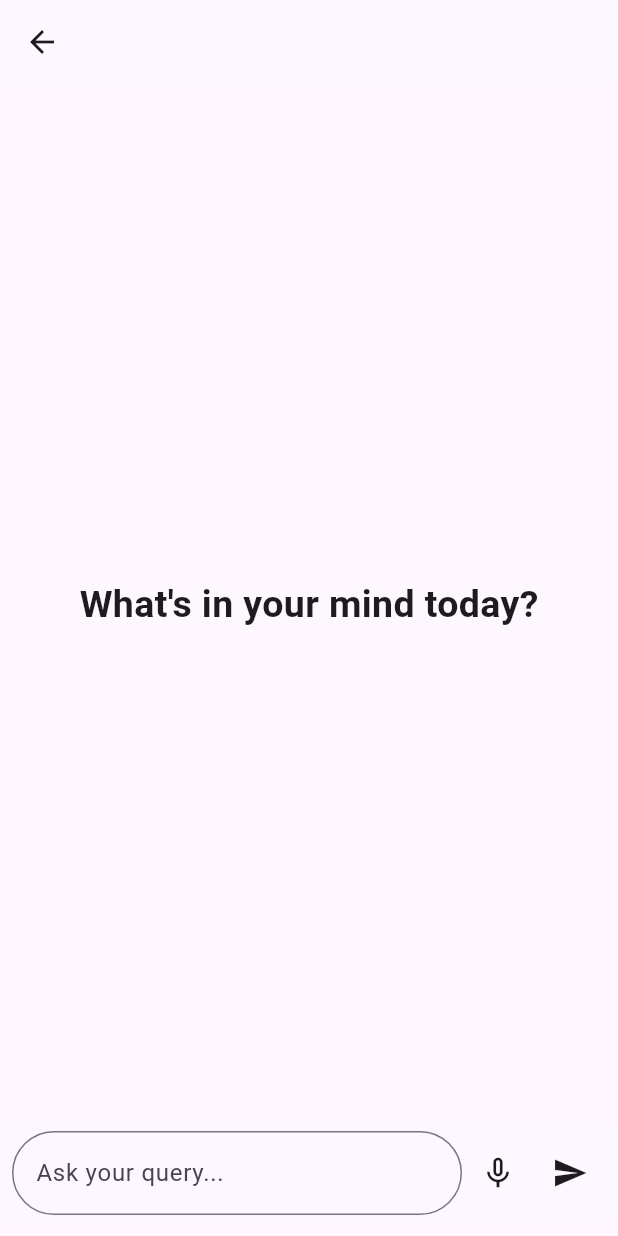
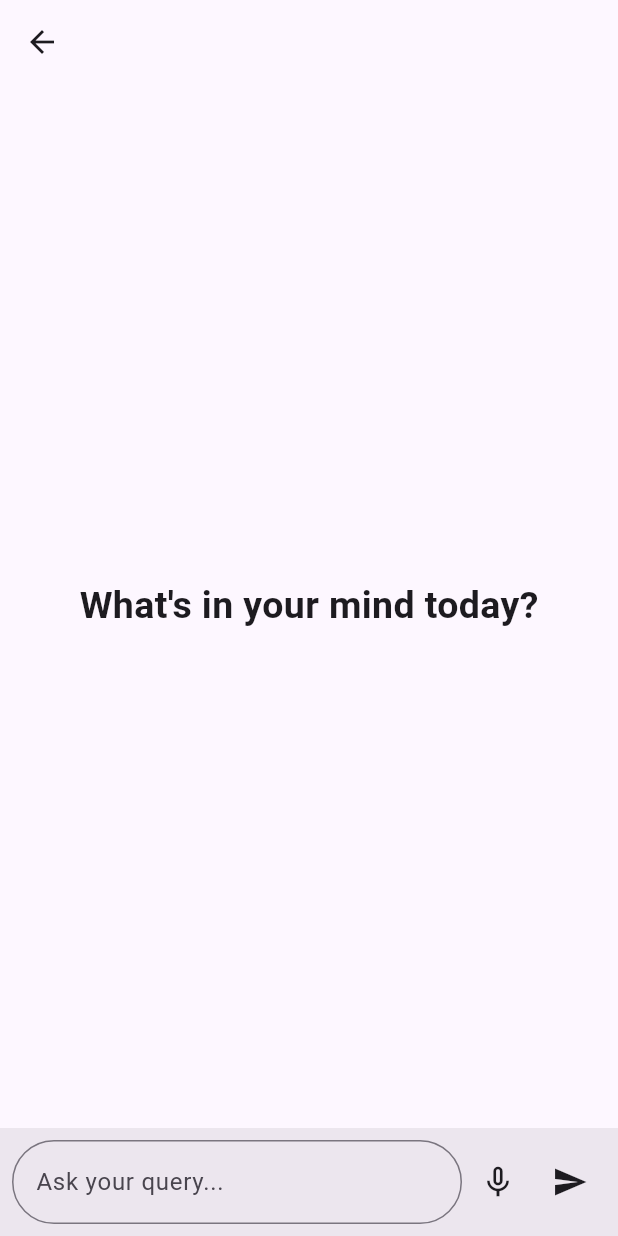
Before and after one commit to SoftwareEnggProjectsIITT/AppDevProject, a Flutter app: the ChatScreen screen opened directly with empty values, on a phone screen of 412 x 824 dp. Run offline on Flutter 3.47's test engine with Material 3 defaults, Android fonts, the phone set to English and light mode, and no system bars; our stand-ins replace cloud_firestore, firebase_auth, firebase_core, firebase_database, flutter_linkify, flutter_riverpod and 8 more; missing offline and left inert: markdown_widget; accounts and stored records are empty; network calls fail.

```diff
--- /dev/null
+++ b/frontend/lib/models/color_scheme.dart
@@ -0,0 +1,9 @@
+import 'package:flutter/material.dart';
+
+var kColorScheme = ColorScheme.fromSeed(
+  seedColor: const Color.fromARGB(255, 96, 59, 181),
+);
+var kDarkColorScheme = ColorScheme.fromSeed(
+  brightness: Brightness.dark,
+  seedColor: const Color.fromARGB(25, 5, 99, 125),
+);
--- a/frontend/lib/screens/chat_screen.dart
+++ b/frontend/lib/screens/chat_screen.dart
@@ -82,7 +82,9 @@ Widget build(BuildContext context) {
       ),
       body: Stack(
         children: [
-        Column(
+          Container(
+            color: Theme.of(context).colorScheme.surface,
+            child: Column(
               children: [
                 Expanded(
                   child: StreamBuilder<QuerySnapshot>(
@@ -139,16 +141,13 @@ Widget build(BuildContext context) {
                             padding: const EdgeInsets.all(8),
                             decoration: BoxDecoration(
                               borderRadius: BorderRadius.circular(10),
-                                  gradient: const LinearGradient(
-                                    colors: [
-                                      Color.fromARGB(255, 48, 143, 51),
-                                      Color.fromARGB(255, 48, 143, 51),
-                                    ],
-                                  ),
+                              color: Theme.of(context).colorScheme.surfaceContainerHighest,
                             ),
                             child: Text(
                               msg.text,
-                                  style: const TextStyle(color: Colors.white),
+                              style: TextStyle(
+                                color: Theme.of(context).colorScheme.onSurface,
+                              ),
                             ),
                           )
                           : Reply(reply: msg.text),
@@ -164,8 +163,8 @@ Widget build(BuildContext context) {
                     send(text);
                   },
                 ),
-            const SizedBox(height: 10),
               ],
+            ),
           ),
           if (_showBackToRecentButton)
           Positioned(
--- a/frontend/lib/screens/home_page.dart
+++ b/frontend/lib/screens/home_page.dart
@@ -1,3 +1,5 @@
+import 'dart:math';
+
 import 'package:firebase_auth/firebase_auth.dart';
 import 'package:flutter/material.dart';
 import 'package:frontend/models/feed_entry.dart';
@@ -127,8 +129,8 @@ class _HomePageState extends State<HomePage> {
       floatingActionButton: _showBackToTopButton
       ? FloatingActionButton(
         mini: true,
-        backgroundColor: Theme.of(context).colorScheme.primary,
-        foregroundColor: Theme.of(context).colorScheme.onPrimary,
+        backgroundColor: Theme.of(context).colorScheme.tertiary,
+        foregroundColor: Theme.of(context).colorScheme.onTertiary,
         onPressed: _scrollToTop,
         child: const Icon(Icons.arrow_upward, size: 20),
       )
--- a/frontend/lib/widgets/message_box.dart
+++ b/frontend/lib/widgets/message_box.dart
@@ -57,8 +57,8 @@ class _MessageBoxState extends State<MessageBox> {
   Widget build(BuildContext context) {
     return SafeArea(
       child: Container(
-        padding: const EdgeInsets.symmetric(horizontal: 8, vertical: 4),
-        color: Theme.of(context).colorScheme.surface,
+        padding: const EdgeInsets.fromLTRB(8, 8, 8, 8),
+        color: Theme.of(context).colorScheme.surfaceContainerHigh,
         child: Row(
           children: [
             Expanded(
```
Also changed, not shown: frontend/lib/main.dart (+11 -8 lines), frontend/lib/screens/post_page.dart (+9 -4 lines), frontend/lib/widget_tree.dart (+13 -2 lines), frontend/lib/widgets/post_card.dart (+11 -4 lines), frontend/lib/widgets/post_image.dart (+14 -5 lines), frontend/lib/widgets/reply.dart (+5 -2 lines), frontend/lib/screens/bookmarks_page.dart (indentation only). Lines whose indentation alone changed are shown as unchanged.
